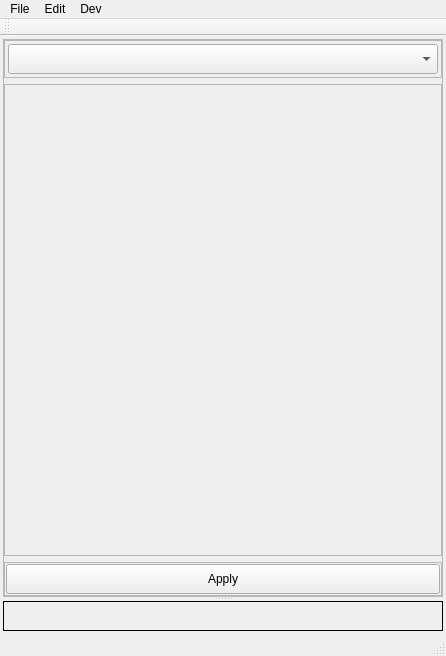
This is src/LibHeaderFileAutoSyncUpdate/CustomQMainWindow.ui in Aeroscisss/QtDesktopApplicationCluster as Qt 5 draws it before an edit. The edited form follows.
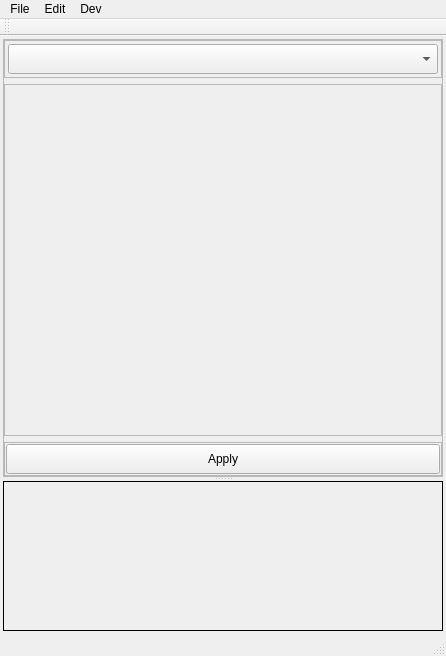
This is the edited form.

Patch:
```diff
--- a/src/LibHeaderFileAutoSyncUpdate/CustomQMainWindow.ui
+++ b/src/LibHeaderFileAutoSyncUpdate/CustomQMainWindow.ui
@@ -36,6 +36,12 @@
        <enum>Qt::Vertical</enum>
       </property>
       <widget class="QFrame" name="frame_patternControl">
+       <property name="sizePolicy">
+        <sizepolicy hsizetype="Preferred" vsizetype="Preferred">
+         <horstretch>0</horstretch>
+         <verstretch>5</verstretch>
+        </sizepolicy>
+       </property>
        <property name="frameShape">
         <enum>QFrame::StyledPanel</enum>
        </property>
@@ -66,7 +72,7 @@
              <x>0</x>
              <y>0</y>
              <width>436</width>
-             <height>470</height>
+             <height>350</height>
             </rect>
            </property>
            <layout class="QGridLayout" name="gridLayout_scrollArea">
@@ -190,10 +196,16 @@
        </layout>
       </widget>
       <widget class="QFrame" name="frame_msgBrowser">
+       <property name="sizePolicy">
+        <sizepolicy hsizetype="Preferred" vsizetype="Preferred">
+         <horstretch>0</horstretch>
+         <verstretch>1</verstretch>
+        </sizepolicy>
+       </property>
        <property name="minimumSize">
         <size>
          <width>0</width>
-         <height>30</height>
+         <height>150</height>
         </size>
        </property>
        <property name="frameShape">
```
Left out of the diff: 6 changed lines with no effect on the pictures.
